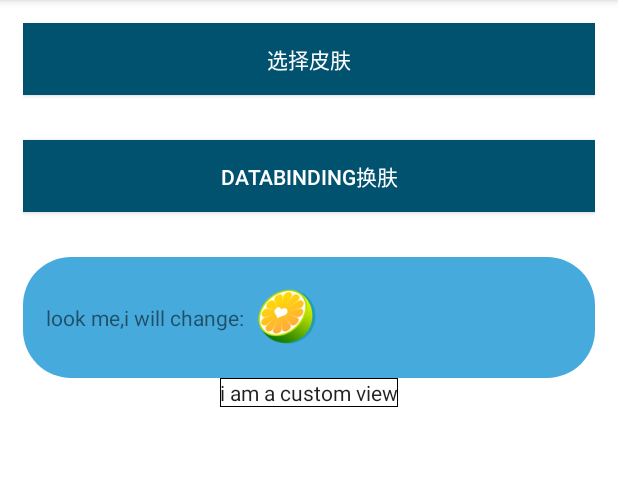
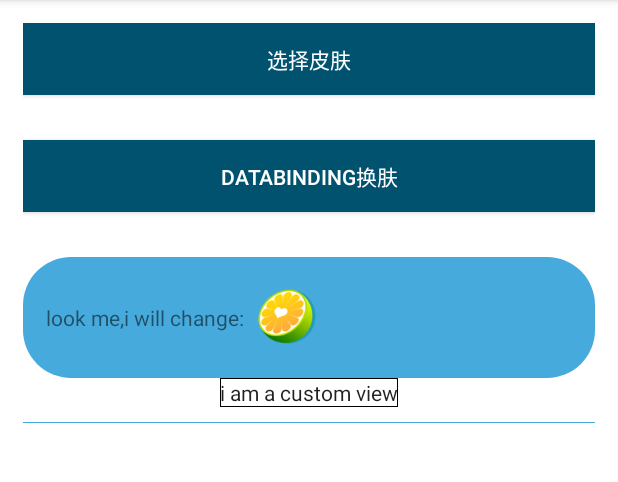
Before and after one commit to MeetYouDevs/Android-Skin, an Android app: the screen it shows after launch (MainActivity), on a phone screen of 412 x 824 dp, the part 84-566 px from its top. Run offline under Robolectric (Android 15) with nearby library versions, the phone set to English and light mode, and no system bars.

Commit message:
add style test

```diff
--- a/demo/sample/src/main/res/layout/activity_main.xml
+++ b/demo/sample/src/main/res/layout/activity_main.xml
@@ -81,6 +81,9 @@
             android:text="i am a custom view"
             app:tv_border_color="@color/cust_color"/>
 
+        <View
+            android:layout_marginTop="10dip"
+            style="@style/divider"/>
     </LinearLayout>
 
 </LinearLayout>
--- a/demo/sample/src/main/res/values/styles.xml
+++ b/demo/sample/src/main/res/values/styles.xml
@@ -27,6 +27,10 @@
         <item name="android:windowBackground">@color/background</item>-->
     </style>
 
-
+    <style name="divider">
+        <item name="android:background">@color/red_c</item>
+        <item name="android:layout_width">fill_parent</item>
+        <item name="android:layout_height">1px</item>
+    </style>
 
 </resources>
```
